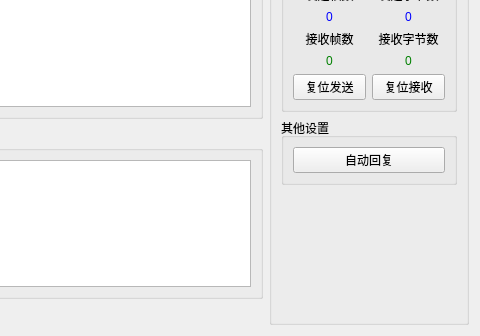
This is src/comment/SAKIODeviceWidget.ui in x-tools-author/x-tools as Qt 5 draws it before an edit; both pictures show x 492 to 972 and y 274 to 610 of the 972 by 610 pixel window. The edited form follows.
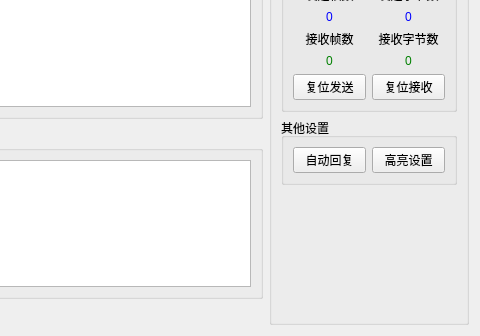
This is the edited form.

What changed in the file:
```diff
--- a/src/comment/SAKIODeviceWidget.ui
+++ b/src/comment/SAKIODeviceWidget.ui
@@ -567,6 +567,13 @@
            </property>
           </widget>
          </item>
+         <item row="0" column="1">
+          <widget class="QPushButton" name="pushButtonHighlighting">
+           <property name="text">
+            <string>高亮设置</string>
+           </property>
+          </widget>
+         </item>
         </layout>
        </widget>
       </item>
```
